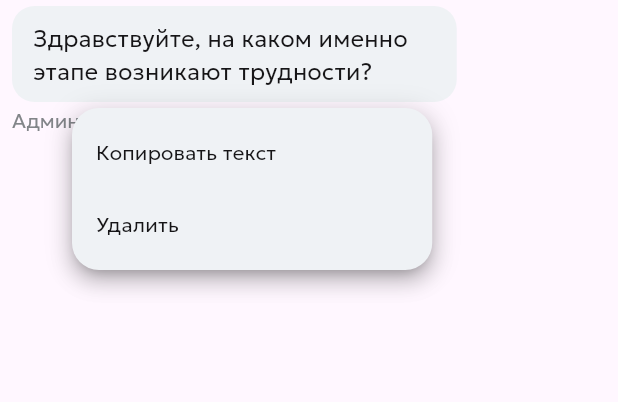
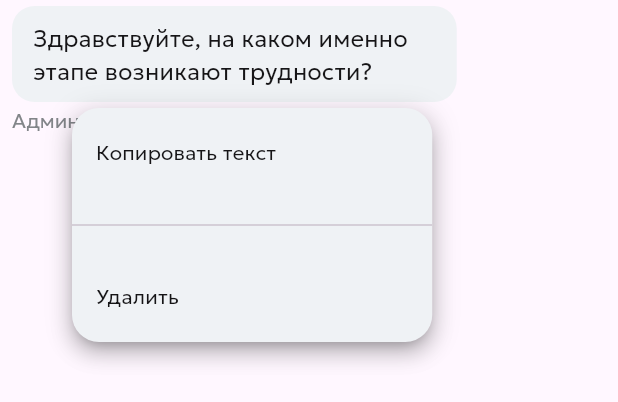
Before and after one commit to Fryctik/test-task, a Flutter app: the ChatBubble widget shown alone on an empty page, opened directly, after a tap on "Здравствуйте, на каком именно этапе возн", on a phone screen of 412 x 824 dp. Shown: the top 402 px of the screen. Run offline on Flutter 3.47's test engine with Material 3 defaults, Android fonts, the light colour scheme and no system bars; drawn by our look-alikes of dropdown_button2; our stand-ins replace auto_route, date_format, easy_date_timeline, file_picker, flutter_animate, flutter_bloc and 7 more; project files that could hold a hidden picture were left out.

Commit message:
Фикс разделителя

```diff
--- a/lib/presentation/pages/chat/components/chat_bubble.dart
+++ b/lib/presentation/pages/chat/components/chat_bubble.dart
@@ -31,8 +31,9 @@ class ChatBubble extends StatelessWidget {
       ),
       offset: const Offset(40, -4),
     );
-    const menuItemStyleData = MenuItemStyleData(
-      padding: EdgeInsets.only(left: 16, right: 16),
+    final menuItemStyleData = MenuItemStyleData(
+      customHeights: _getCustomItemsHeights(),
+      padding: EdgeInsets.zero,
     );
     return Padding(
       padding: const EdgeInsets.symmetric(horizontal: 8.0, vertical: 4.0),
@@ -75,16 +76,26 @@ class ChatBubble extends StatelessWidget {
                 items: [
                   DropdownMenuItem<String>(
                     value: 'Copy',
+                    child: Padding(
+                      padding: const EdgeInsets.only(left: 16, right: 16),
                       child: Text(
                         'Копировать текст',
                         style: AppTextStyles.body14GeologicaLight,
                       ),
                     ),
+                  ),
+                  const DropdownMenuItem<String>(
+                    enabled: false,
+                    child: Divider(),
+                  ),
                   DropdownMenuItem<String>(
                     value: 'Delete',
+                    child: Padding(
+                      padding: const EdgeInsets.only(left: 16, right: 16),
                       child: Text(
                         'Удалить',
                         style: AppTextStyles.body14GeologicaLight,
+                      ),
                     ),
                   ),
                 ],
@@ -122,4 +133,17 @@ class ChatBubble extends StatelessWidget {
       ),
     );
   }
+
+  List<double> _getCustomItemsHeights() {
+    final List<double> itemsHeights = [];
+    for (int i = 0; i < 3; i++) {
+      if (i.isEven) {
+        itemsHeights.add(40);
       }
+      if (i.isOdd) {
+        itemsHeights.add(4);
+      }
+    }
+    return itemsHeights;
+  }
+}
--- a/lib/presentation/pages/main/view/main_page.dart
+++ b/lib/presentation/pages/main/view/main_page.dart
@@ -116,6 +116,8 @@ class _MainPageState extends State<MainPage> {
               controller: _pageController,
               physics: const NeverScrollableScrollPhysics(),
               children: [
+                ChatPage(),
+
                 HomePage(),
                 CustomService(
                   pageController: _pageController,
@@ -125,7 +127,6 @@ class _MainPageState extends State<MainPage> {
                   pageController: _pageController,
                 ),
                 // Add more pages here
-                ChatPage(),
               ],
             ),
           ),
```
Lines whose indentation alone changed are shown as unchanged.
